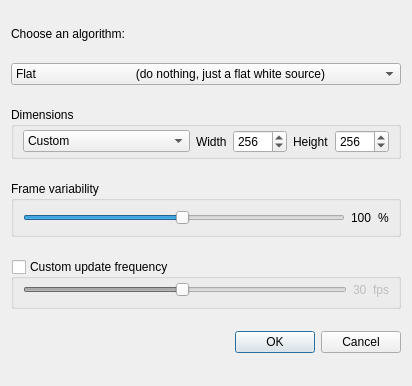
First picture: the form in src/AlgorithmSelectionDialog.ui, repository markus-wa/glmixer-mirror, before the edit.
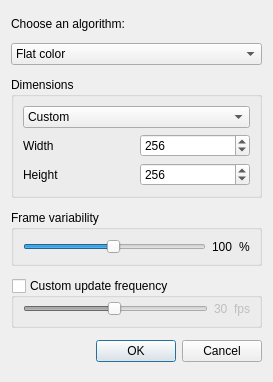
Second picture: the form after the edit. Icons and pictures are not drawn.

What changed in the file:
```diff
--- a/src/AlgorithmSelectionDialog.ui
+++ b/src/AlgorithmSelectionDialog.ui
@@ -6,10 +6,16 @@
    <rect>
     <x>0</x>
     <y>0</y>
-    <width>412</width>
-    <height>386</height>
+    <width>273</width>
+    <height>382</height>
    </rect>
   </property>
+  <property name="sizePolicy">
+   <sizepolicy hsizetype="Preferred" vsizetype="Preferred">
+    <horstretch>0</horstretch>
+    <verstretch>0</verstretch>
+   </sizepolicy>
+  </property>
   <property name="windowTitle">
    <string>Algorithm source creation</string>
   </property>
@@ -21,7 +27,7 @@
    <item>
     <widget class="QLabel" name="title">
      <property name="sizePolicy">
-      <sizepolicy hsizetype="Preferred" vsizetype="Maximum">
+      <sizepolicy hsizetype="Expanding" vsizetype="Maximum">
        <horstretch>0</horstretch>
        <verstretch>0</verstretch>
       </sizepolicy>
@@ -33,34 +39,40 @@
    </item>
    <item>
     <widget class="QComboBox" name="AlgorithmComboBox">
+     <property name="sizePolicy">
+      <sizepolicy hsizetype="Expanding" vsizetype="Fixed">
+       <horstretch>0</horstretch>
+       <verstretch>0</verstretch>
+      </sizepolicy>
+     </property>
      <item>
       <property name="text">
-       <string>Flat                              (do nothing, just a flat white source)</string>
+       <string>Flat color</string>
       </property>
      </item>
      <item>
       <property name="text">
-       <string>Greyscale noise           (random grey per pixel)</string>
+       <string>Greyscale random noise</string>
       </property>
      </item>
      <item>
       <property name="text">
-       <string>Color noise                  (random color per pixel)</string>
+       <string>Color random noise</string>
       </property>
      </item>
      <item>
       <property name="text">
-       <string>Greyscale Perlin noise (pseudo-random greyscale texture)</string>
+       <string>Greyscale Perlin noise</string>
       </property>
      </item>
      <item>
       <property name="text">
-       <string>Color Perlin noise        (pseudo-random color texture)</string>
+       <string>Color Perlin noise</string>
       </property>
      </item>
      <item>
       <property name="text">
-       <string>Turbulences                (Perlin turbulence)</string>
+       <string>Perlin turbulences</string>
       </property>
      </item>
     </widget>
@@ -68,7 +80,7 @@
    <item>
     <widget class="QGroupBox" name="sizeGroupBox">
      <property name="sizePolicy">
-      <sizepolicy hsizetype="Preferred" vsizetype="Maximum">
+      <sizepolicy hsizetype="Expanding" vsizetype="Maximum">
        <horstretch>0</horstretch>
        <verstretch>0</verstretch>
       </sizepolicy>
@@ -76,13 +88,7 @@
      <property name="title">
       <string>Dimensions</string>
      </property>
-     <layout class="QHBoxLayout" name="horizontalLayout">
-      <property name="topMargin">
-       <number>3</number>
-      </property>
-      <property name="bottomMargin">
-       <number>3</number>
-      </property>
+     <layout class="QVBoxLayout" name="verticalLayout_2">
       <item>
        <widget class="QComboBox" name="presetsSizeComboBox">
         <property name="sizePolicy">
@@ -169,13 +175,15 @@
        </widget>
       </item>
       <item>
+       <layout class="QGridLayout" name="sizeGridLayout">
+        <item row="0" column="0">
        <widget class="QLabel" name="w">
         <property name="text">
          <string>Width</string>
         </property>
        </widget>
       </item>
-      <item>
+        <item row="0" column="1">
        <widget class="QSpinBox" name="widthSpinBox">
         <property name="minimum">
          <number>2</number>
@@ -188,25 +196,27 @@
         </property>
        </widget>
       </item>
-      <item>
+        <item row="1" column="1">
+         <widget class="QSpinBox" name="heightSpinBox">
+          <property name="minimum">
+           <number>2</number>
+          </property>
+          <property name="maximum">
+           <number>1024</number>
+          </property>
+          <property name="value">
+           <number>256</number>
+          </property>
+         </widget>
+        </item>
+        <item row="1" column="0">
        <widget class="QLabel" name="h">
         <property name="text">
          <string>Height</string>
         </property>
        </widget>
       </item>
-      <item>
-       <widget class="QSpinBox" name="heightSpinBox">
-        <property name="minimum">
-         <number>2</number>
-        </property>
-        <property name="maximum">
-         <number>1024</number>
-        </property>
-        <property name="value">
-         <number>256</number>
-        </property>
-       </widget>
+       </layout>
       </item>
      </layout>
     </widget>
@@ -214,7 +224,7 @@
    <item>
     <widget class="QGroupBox" name="groupBox">
      <property name="sizePolicy">
-      <sizepolicy hsizetype="Preferred" vsizetype="Maximum">
+      <sizepolicy hsizetype="Expanding" vsizetype="Maximum">
        <horstretch>0</horstretch>
        <verstretch>0</verstretch>
       </sizepolicy>
@@ -262,7 +272,7 @@
    <item>
     <widget class="QGroupBox" name="customUpdateFrequency">
      <property name="sizePolicy">
-      <sizepolicy hsizetype="Preferred" vsizetype="Maximum">
+      <sizepolicy hsizetype="Expanding" vsizetype="Maximum">
        <horstretch>0</horstretch>
        <verstretch>0</verstretch>
       </sizepolicy>
```
Left out of the diff: 24 changed lines with no effect on the pictures. Lines whose indentation alone changed are shown as unchanged.
